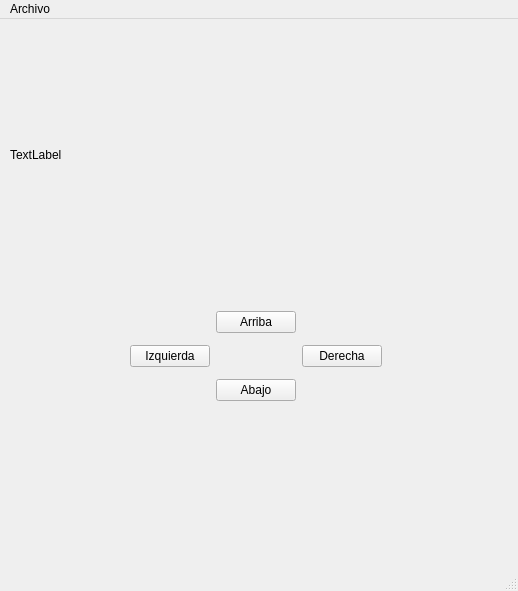
The window that juego.ui (AnahiTupiza/P60-POO-Examen2P-Tupiza) describes before a commit, drawn with Qt 5.
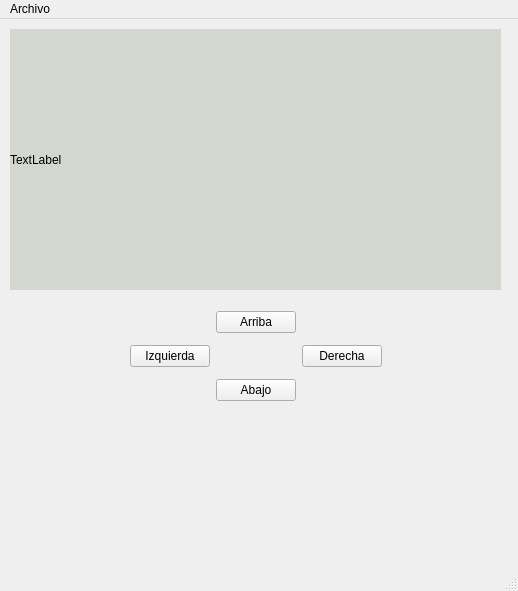
The same window after the commit. Icons and pictures are not drawn.

What changed in the file:
```diff
--- a/juego.ui
+++ b/juego.ui
@@ -97,12 +97,13 @@
      <rect>
       <x>10</x>
       <y>10</y>
-      <width>481</width>
-      <height>251</height>
+      <width>491</width>
+      <height>261</height>
      </rect>
     </property>
     <property name="styleSheet">
-     <string notr="true">border-color: rgb(46, 52, 54);</string>
+     <string notr="true">border-color: rgb(46, 52, 54);
+background-color: rgb(211, 215, 207);</string>
     </property>
     <property name="text">
      <string>TextLabel</string>
```
Left out of the diff: 10 changed lines with no effect on the pictures.
